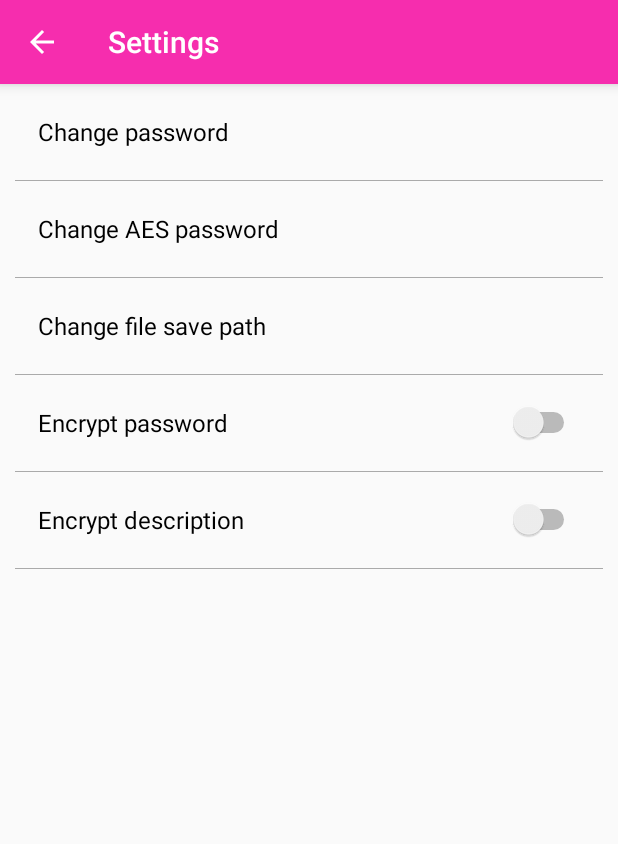
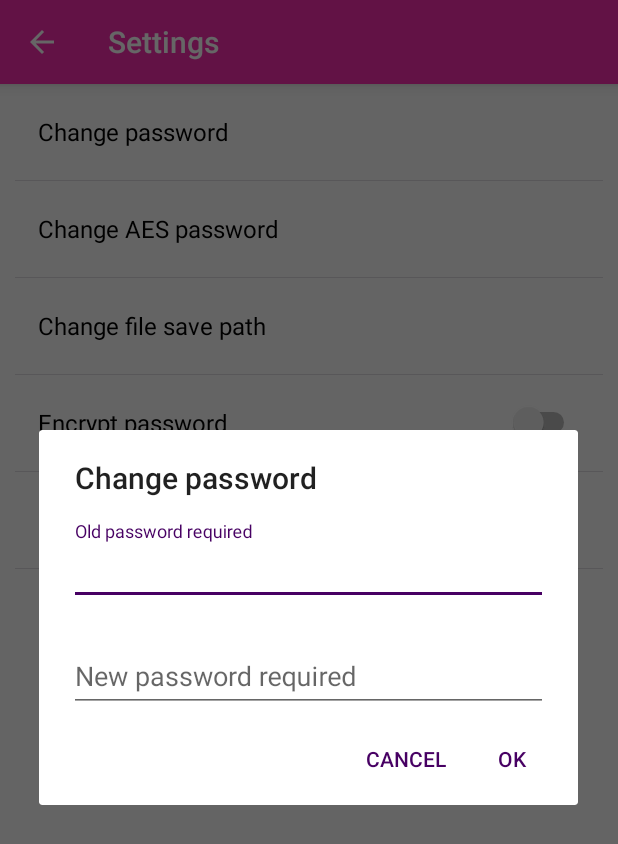
Before and after one commit to liueq/Keyper, an Android app: the SettingsActivity screen opened directly, with no data from a screen before it, after a tap on "Change password", on a phone screen of 412 x 824 dp. Shown: the top 844 px of the screen. Run offline under Robolectric (Android 15) with nearby library versions, the phone set to English and light mode, and no system bars; our stand-ins replace ButterKnife, Dagger/Hilt's generated code; 4 statements that could not run were skipped.

Commit message:
完成了密码修改功能

```diff
--- a/app/src/main/java/com/liueq/testdagger/activity/SettingsActivity.java
+++ b/app/src/main/java/com/liueq/testdagger/activity/SettingsActivity.java
@@ -2,6 +2,7 @@ package com.liueq.testdagger.activity;
 
 import android.annotation.TargetApi;
 import android.content.Context;
+import android.content.DialogInterface;
 import android.content.res.Configuration;
 import android.media.Ringtone;
 import android.media.RingtoneManager;
@@ -16,10 +17,13 @@ import android.preference.PreferenceCategory;
 import android.preference.PreferenceFragment;
 import android.preference.PreferenceManager;
 import android.preference.RingtonePreference;
+import android.support.v7.app.AlertDialog;
 import android.support.v7.widget.Toolbar;
 import android.text.TextUtils;
+import android.view.LayoutInflater;
 import android.view.View;
 import android.widget.CompoundButton;
+import android.widget.EditText;
 import android.widget.RelativeLayout;
 import android.widget.Switch;
 import android.widget.Toast;
@@ -118,7 +122,7 @@ public class SettingsActivity extends BaseActivity {
         int id = v.getId();
         switch (id){
             case R.id.rl_change_pwd:
-                Toast.makeText(SettingsActivity.this, "Change password", Toast.LENGTH_SHORT).show();
+                createChangePasswordDialog();
                 break;
             case R.id.rl_change_aes:
                 Toast.makeText(SettingsActivity.this, "Change AES", Toast.LENGTH_SHORT).show();
@@ -135,5 +139,36 @@ public class SettingsActivity extends BaseActivity {
         }
     }
 
+    private void createChangePasswordDialog(){
+        AlertDialog.Builder builder = new AlertDialog.Builder(this);
+        builder.setTitle(R.string.change_pwd);
+        LayoutInflater inflater = (LayoutInflater) getSystemService(Context.LAYOUT_INFLATER_SERVICE);
+        View view = inflater.inflate(R.layout.dialog_change_pwd, null);
+        final EditText old_pwd = (EditText) view.findViewById(R.id.et_old_pwd);
+        final EditText new_pwd = (EditText) view.findViewById(R.id.et_new_pwd);
+
+        builder.setView(view);
+        builder.setPositiveButton("OK", new DialogInterface.OnClickListener() {
+            @Override
+            public void onClick(DialogInterface dialog, int which) {
+                String old_pwd_str = old_pwd.getText().toString();
+                String new_pwd_str = new_pwd.getText().toString();
+                //Check old 是否和SP中相同
+                if(presenter.checkPassword(old_pwd_str)){
+                    //将新密码保存到SP
+                    if(presenter.savePassword(new_pwd_str)) {
+                        Toast.makeText(SettingsActivity.this, "Password saved", Toast.LENGTH_SHORT).show();
+                    }else{
+                        Toast.makeText(SettingsActivity.this, "Password can not null", Toast.LENGTH_SHORT).show();
+                    }
+                }else{
+                    Toast.makeText(SettingsActivity.this, "Old password wrong", Toast.LENGTH_SHORT).show();
+                }
+
+            }
+        });
+        builder.setNegativeButton("CANCEL", null);
+        builder.create().show();
+    }
 
 }
--- a/app/src/main/java/com/liueq/testdagger/activity/module/SettingsActivityModule.java
+++ b/app/src/main/java/com/liueq/testdagger/activity/module/SettingsActivityModule.java
@@ -4,6 +4,7 @@ import com.liueq.testdagger.activity.ActivityScope;
 import com.liueq.testdagger.activity.SettingsActivity;
 import com.liueq.testdagger.data.repository.SharedPreferenceRepository;
 import com.liueq.testdagger.data.repository.SharedPreferenceRepositoryImpl;
+import com.liueq.testdagger.domain.interactor.CheckPasswordUseCase;
 import com.liueq.testdagger.domain.interactor.GetSpUseCase;
 import com.liueq.testdagger.domain.interactor.SetSpUseCase;
 import com.liueq.testdagger.ui.activity.presenter.SettingsActivityPresenter;
@@ -35,7 +36,8 @@ public class SettingsActivityModule {
         SharedPreferenceRepositoryImpl impl = new SharedPreferenceRepositoryImpl(settingsActivity);
         GetSpUseCase getSpUseCase = new GetSpUseCase(impl);
         SetSpUseCase setSpUseCase = new SetSpUseCase(impl);
+        CheckPasswordUseCase checkPasswordUseCase = new CheckPasswordUseCase(impl);
 
-        return new SettingsActivityPresenter(settingsActivity, setSpUseCase, getSpUseCase);
+        return new SettingsActivityPresenter(settingsActivity, setSpUseCase, getSpUseCase, checkPasswordUseCase);
     }
 }
--- /dev/null
+++ b/app/src/main/java/com/liueq/testdagger/domain/interactor/CheckPasswordUseCase.java
@@ -0,0 +1,35 @@
+package com.liueq.testdagger.domain.interactor;
+
+import android.util.Log;
+
+import com.liueq.testdagger.Constants;
+import com.liueq.testdagger.data.repository.SharedPreferenceRepositoryImpl;
+import com.liueq.testdagger.utils.Encrypter;
+
+import javax.inject.Inject;
+
+/**
+ * Created by liueq on 30/7/15.
+ */
+public class CheckPasswordUseCase extends UseCase {
+
+    public final static String TAG = "CPUC";
+
+    private SharedPreferenceRepositoryImpl impl;
+
+    @Inject
+    public CheckPasswordUseCase(SharedPreferenceRepositoryImpl impl){
+        this.impl = impl;
+    }
+
+    public boolean execute(String check_need_password){
+        String saved_pwd = impl.getProterties(Constants.SP_PWD);
+        String check_need_password_md5 = Encrypter.encryptByMD5(check_need_password);
+
+        if(check_need_password_md5.equals(saved_pwd)){
+            return true;
+        }else{
+            return false;
+        }
+    }
+}
--- a/app/src/main/java/com/liueq/testdagger/domain/interactor/SetSpUseCase.java
+++ b/app/src/main/java/com/liueq/testdagger/domain/interactor/SetSpUseCase.java
@@ -1,7 +1,10 @@
 package com.liueq.testdagger.domain.interactor;
+
+import android.text.TextUtils;
 
 import com.liueq.testdagger.Constants;
 import com.liueq.testdagger.data.repository.SharedPreferenceRepositoryImpl;
+import com.liueq.testdagger.utils.Encrypter;
 
 import java.util.HashMap;
 
@@ -38,4 +41,15 @@ public class SetSpUseCase {
         }
         impl.saveProperties(map);
     }
+
+    public boolean savePassword(String password){
+        HashMap<String, String> map = new HashMap<>();
+        if(TextUtils.isEmpty(password)){
+            return false;
+        }
+        String password_md5 = Encrypter.encryptByMD5(password);
+        map.put(Constants.SP_PWD, password_md5);
+        impl.saveProperties(map);
+        return true;
+    }
 }
--- a/app/src/main/java/com/liueq/testdagger/ui/activity/presenter/SettingsActivityPresenter.java
+++ b/app/src/main/java/com/liueq/testdagger/ui/activity/presenter/SettingsActivityPresenter.java
@@ -2,6 +2,7 @@ package com.liueq.testdagger.ui.activity.presenter;
 
 import com.liueq.testdagger.Constants;
 import com.liueq.testdagger.activity.SettingsActivity;
+import com.liueq.testdagger.domain.interactor.CheckPasswordUseCase;
 import com.liueq.testdagger.domain.interactor.GetSpUseCase;
 import com.liueq.testdagger.domain.interactor.SetSpUseCase;
 
@@ -17,11 +18,13 @@ public class SettingsActivityPresenter {
     private SettingsActivity mSettingsActivity;
     private SetSpUseCase mSetSpUseCase;
     private GetSpUseCase mGetSpUseCase;
+    private CheckPasswordUseCase checkPasswordUseCase;
 
-    public SettingsActivityPresenter(SettingsActivity settingsActivity, SetSpUseCase setSpUseCase, GetSpUseCase getSpUseCase){
+    public SettingsActivityPresenter(SettingsActivity settingsActivity, SetSpUseCase setSpUseCase, GetSpUseCase getSpUseCase, CheckPasswordUseCase checkPasswordUseCase){
         this.mSettingsActivity = settingsActivity;
         this.mSetSpUseCase = setSpUseCase;
         this.mGetSpUseCase = getSpUseCase;
+        this.checkPasswordUseCase = checkPasswordUseCase;
     }
 
     public void initialSwitch(){
@@ -57,4 +60,12 @@ public class SettingsActivityPresenter {
     public void encryptDesc(boolean encrypt){
         mSetSpUseCase.saveDescEncStatus(encrypt);
     }
+
+    public boolean checkPassword(String password){
+        return checkPasswordUseCase.execute(password);
+    }
+
+    public boolean savePassword(String password){
+        return mSetSpUseCase.savePassword(password);
+    }
 }
--- a/app/src/main/res/layout/activity_settings.xml
+++ b/app/src/main/res/layout/activity_settings.xml
@@ -37,7 +37,7 @@
         android:layout_height="0.5dp"
         android:layout_marginLeft="10dp"
         android:layout_marginRight="10dp"
-        android:background="@android:color/darker_gray"/>
+        android:background="@color/divider"/>
 
     <RelativeLayout
         android:id="@+id/rl_change_aes"
@@ -64,7 +64,7 @@
         android:layout_height="0.5dp"
         android:layout_marginLeft="10dp"
         android:layout_marginRight="10dp"
-        android:background="@android:color/darker_gray"/>
+        android:background="@color/divider"/>
 
     <RelativeLayout
         android:id="@+id/rl_change_path"
@@ -91,7 +91,7 @@
         android:layout_height="0.5dp"
         android:layout_marginLeft="10dp"
         android:layout_marginRight="10dp"
-        android:background="@android:color/darker_gray"/>
+        android:background="@color/divider"/>
 
     <RelativeLayout
         android:id="@+id/rl_encrypt_pwd"
@@ -125,7 +125,7 @@
         android:layout_height="0.5dp"
         android:layout_marginLeft="10dp"
         android:layout_marginRight="10dp"
-        android:background="@android:color/darker_gray"/>
+        android:background="@color/divider"/>
 
     <RelativeLayout
         android:id="@+id/rl_encrypt_desc"
@@ -159,7 +159,7 @@
         android:layout_height="0.5dp"
         android:layout_marginLeft="10dp"
         android:layout_marginRight="10dp"
-        android:background="@android:color/darker_gray"/>
+        android:background="@color/divider"/>
 
 
 </LinearLayout>
--- /dev/null
+++ b/app/src/main/res/layout/dialog_change_pwd.xml
@@ -0,0 +1,38 @@
+<?xml version="1.0" encoding="utf-8"?>
+<LinearLayout xmlns:android="http://schemas.android.com/apk/res/android"
+              android:layout_width="match_parent"
+              android:layout_height="match_parent"
+              android:orientation="vertical">
+
+    <android.support.design.widget.TextInputLayout
+        android:layout_width="match_parent"
+        android:layout_height="wrap_content"
+        android:layout_marginLeft="20dp"
+        android:layout_marginRight="20dp"
+        android:layout_marginTop="15dp">
+
+        <EditText
+            android:id="@+id/et_old_pwd"
+            android:layout_width="match_parent"
+            android:layout_height="wrap_content"
+            android:inputType="textPassword"
+            android:hint="Old password required"/>
+    </android.support.design.widget.TextInputLayout>
+
+    <android.support.design.widget.TextInputLayout
+        android:layout_width="match_parent"
+        android:layout_height="wrap_content"
+        android:layout_marginLeft="20dp"
+        android:layout_marginRight="20dp"
+        android:layout_marginTop="15dp">
+
+        <EditText
+            android:id="@+id/et_new_pwd"
+            android:layout_width="match_parent"
+            android:layout_height="wrap_content"
+            android:inputType="textPassword"
+            android:hint="New password required"/>
+    </android.support.design.widget.TextInputLayout>
+
+
+</LinearLayout>
--- a/app/src/main/res/values/color.xml
+++ b/app/src/main/res/values/color.xml
@@ -5,4 +5,5 @@
     <color name="colorPrimary">#F62DAE</color>
     <color name="colorPrimaryDark">#B30089</color>
     <color name="colorAccent">#470063</color>
+    <color name="divider">#dddbdf</color>
 </resources>
```
